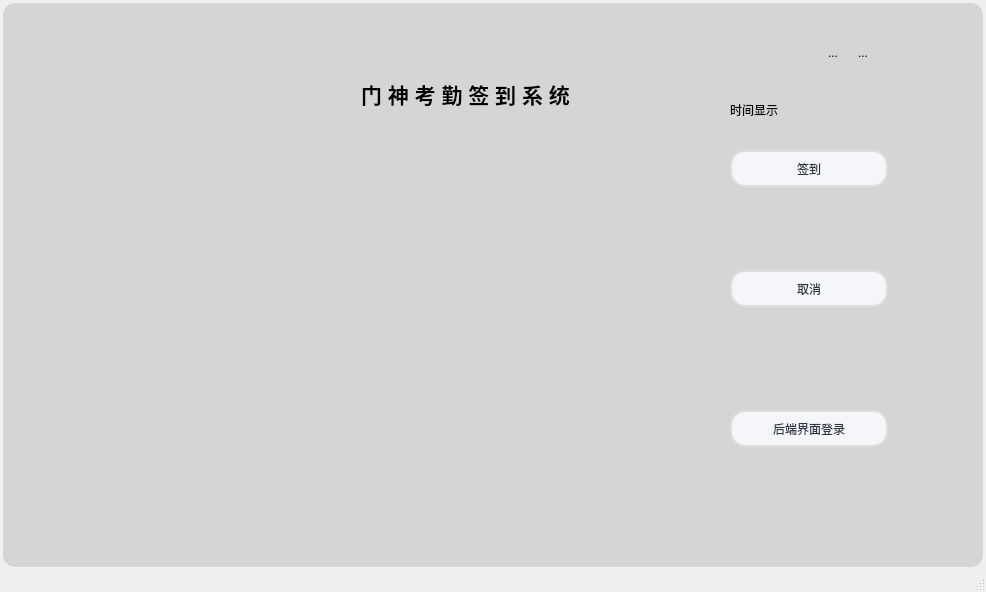
Qt form CDSignInSystem/mainwindow.ui (ClearDewy/CDSignInSystem) before a commit.
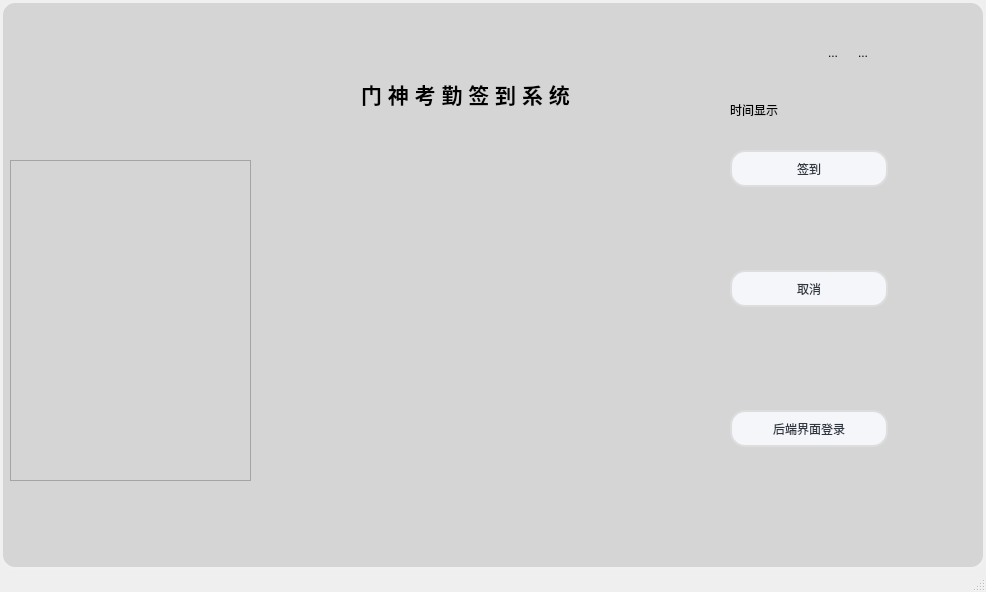
The same form after that commit.

```diff
--- a/CDSignInSystem/mainwindow.ui
+++ b/CDSignInSystem/mainwindow.ui
@@ -294,6 +294,28 @@
      <string>&lt;html&gt;&lt;head/&gt;&lt;body&gt;&lt;p align=&quot;center&quot;&gt;&lt;span style=&quot; font-size:16pt; font-weight:700;&quot;&gt;门 神 考 勤 签 到 系 统&lt;/span&gt;&lt;/p&gt;&lt;/body&gt;&lt;/html&gt;</string>
     </property>
    </widget>
+   <widget class="QListView" name="listView">
+    <property name="geometry">
+     <rect>
+      <x>10</x>
+      <y>160</y>
+      <width>241</width>
+      <height>321</height>
+     </rect>
+    </property>
+    <property name="styleSheet">
+     <string notr="true">background-color: rgb(213, 213, 213);</string>
+    </property>
+    <property name="editTriggers">
+     <set>QAbstractItemView::NoEditTriggers</set>
+    </property>
+    <property name="movement">
+     <enum>QListView::Free</enum>
+    </property>
+    <property name="spacing">
+     <number>2</number>
+    </property>
+   </widget>
   </widget>
   <widget class="QStatusBar" name="statusbar"/>
  </widget>
```
